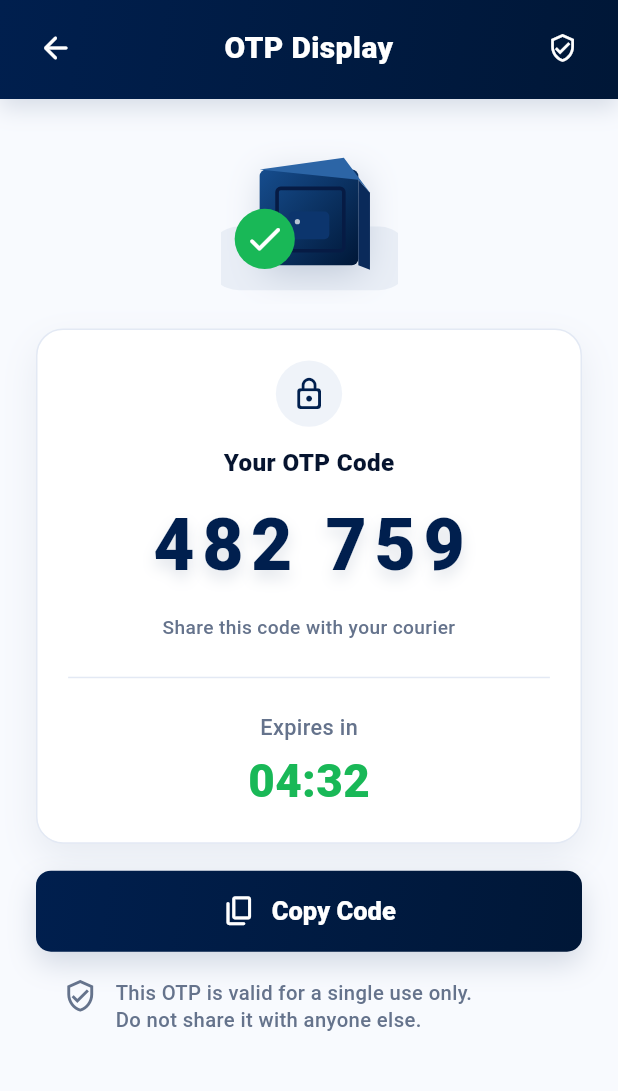
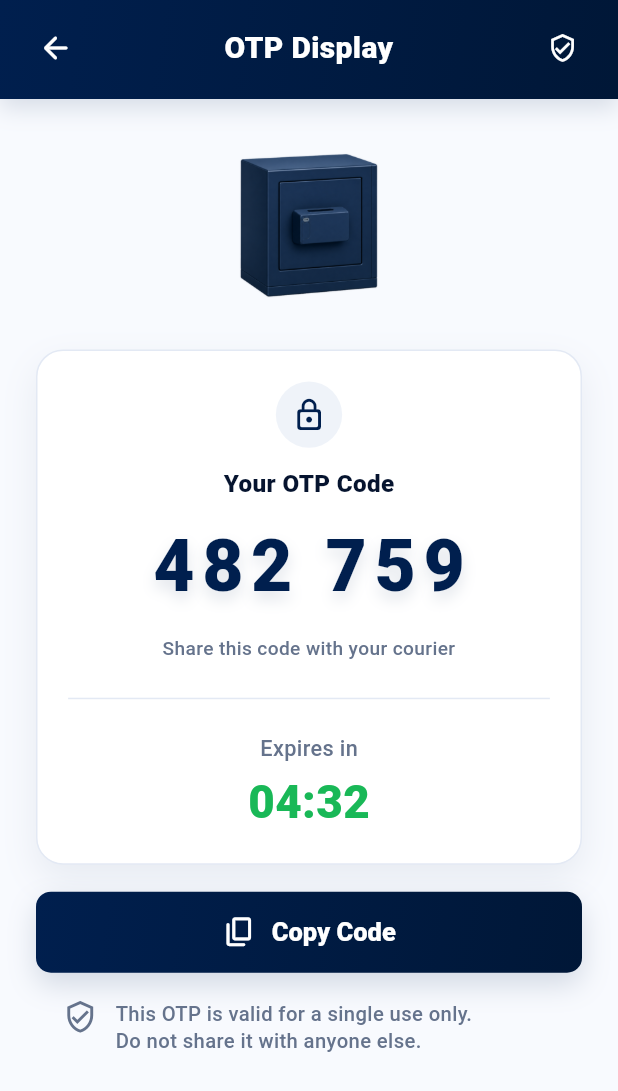
Before and after one commit to Emir7530/smart-delivery-box-app, a Flutter app: the OtpScreen screen opened directly, on a phone screen of 412 x 824 dp. Shown: the top 1091 px of the screen. Run offline on Flutter 3.47's test engine with Material 3 defaults, Android fonts, the phone set to English and light mode, and no system bars.

Commit message:
Changed the logo in otp page

```diff
--- a/mobile_app/lib/screens/otp_screen.dart
+++ b/mobile_app/lib/screens/otp_screen.dart
@@ -61,7 +61,19 @@
                     child: Column(
                       mainAxisSize: MainAxisSize.min,
                       children: [
-                        LockerHeroIllustration(size: 118 * scale),
+                        SizedBox(
+                          width: 132 * scale,
+                          height: 132 * scale,
+                          child: Image.asset(
+                            model.isLocked
+                                ? 'assets/images/case-locked.png'
+                                : 'assets/images/case-unlocked.png',
+                            fit: BoxFit.contain,
+                            semanticLabel: model.isLocked
+                                ? 'Locked drop-off case'
+                                : 'Unlocked drop-off case',
+                          ),
+                        ),
                         SizedBox(height: 16 * scale),
                         SmartCard(
                           padding: EdgeInsets.fromLTRB(
```
Also changed, not shown: 1 other file.
